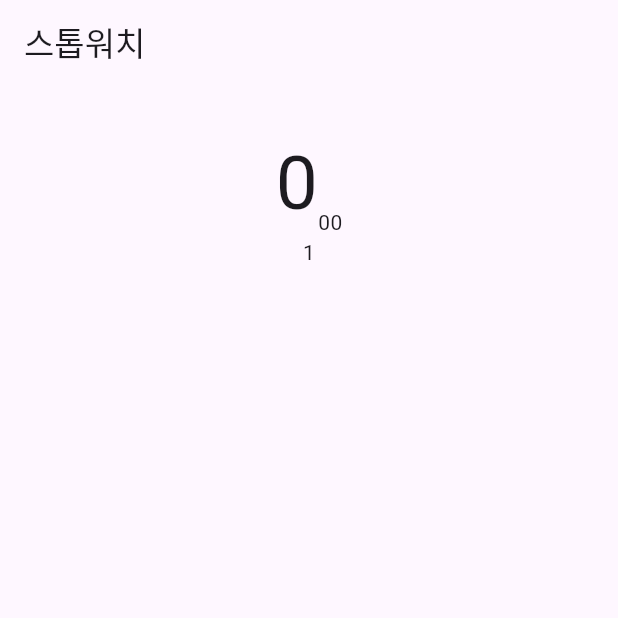
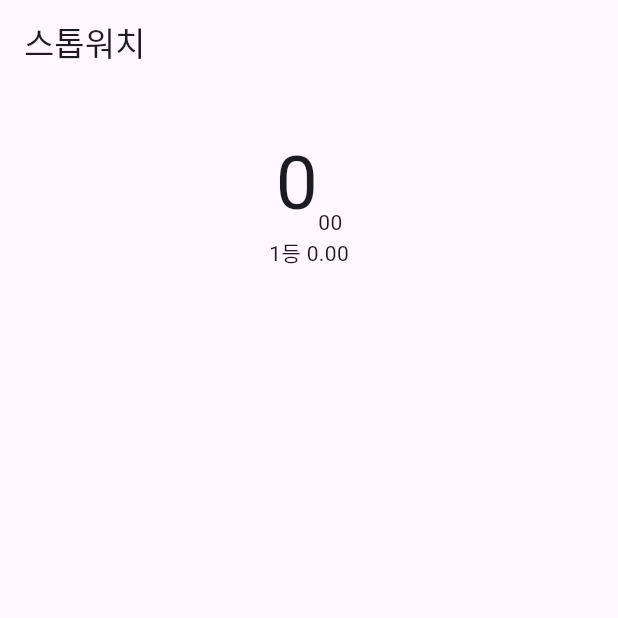
Before and after one commit to blueknarr/stop_watch, a Flutter app: the screen it shows after launch, after a tap on the "add" icon, on a phone screen of 412 x 824 dp, the top half of it. Run offline on Flutter 3.47's test engine with Material 2 defaults, Android fonts, the phone set to English and light mode, and no system bars.

Commit message:
077. 랩타임 표시

```diff
--- a/lib/stop_watch_screen.dart
+++ b/lib/stop_watch_screen.dart
@@ -14,7 +14,7 @@ class _StopWatchScreenState extends State<StopWatchScreen> {
   int _time = 0;
   bool _isRunning = false;
 
-  List<String> _lapTimes = [];
+  final List<String> _lapTimes = [];
 
   void _clickButton() {
     _isRunning = !_isRunning;
@@ -46,7 +46,7 @@ class _StopWatchScreenState extends State<StopWatchScreen> {
   }
 
   void _recordLapTime(String time) {
-    _lapTimes.insert(0, '${_lapTimes.length + 1}등 $_time');
+    _lapTimes.insert(0, '${_lapTimes.length + 1}등 $time');
   }
 
   @override
@@ -73,7 +73,7 @@ class _StopWatchScreenState extends State<StopWatchScreen> {
             children: [
               Text(
                 '$sec',
-                style: TextStyle(fontSize: 50),
+                style: const TextStyle(fontSize: 50),
               ),
               Text(
                 hundredth,
@@ -86,10 +86,7 @@ class _StopWatchScreenState extends State<StopWatchScreen> {
 
             /// 리스트가 스크롤이 되야 한다.
             child: ListView(
-              children: [
-                /// Center로 감싸면 가운데 정렬
-                Center(child: Text('1')),
-              ],
+              children: _lapTimes.map((e) => Center(child: Text(e))).toList(),
             ),
           ),
           const Spacer(),
```
